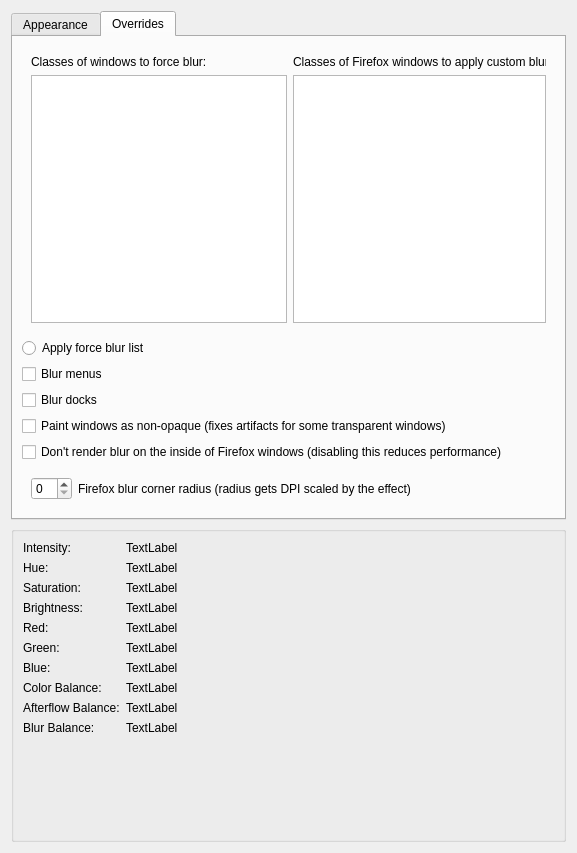
The window that kwin/effects_cpp/kde-effects-aeroglassblur/src/kcm/blur_config.ui (aeroshell-desktop/aerothemeplasma) describes before a commit, drawn with Qt 5.
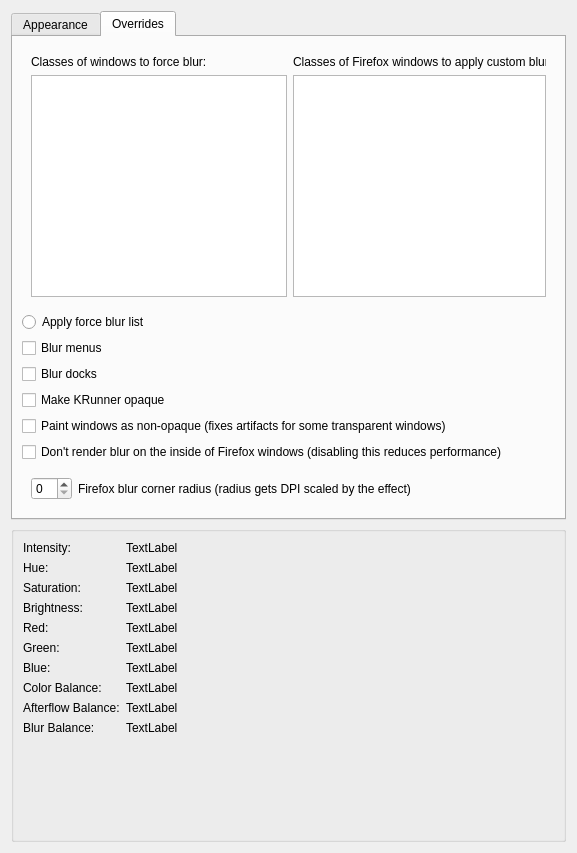
The same window after the commit. Icons and pictures are not drawn.

Commit message: Include option to toggle KRunner opaqueness

The edit to the form file:
```diff
--- a/kwin/effects_cpp/kde-effects-aeroglassblur/src/kcm/blur_config.ui
+++ b/kwin/effects_cpp/kde-effects-aeroglassblur/src/kcm/blur_config.ui
@@ -385,6 +385,13 @@
          </property>
         </widget>
        </item>
+       <item>
+        <widget class="QCheckBox" name="kcfg_OpaqueKrunner">
+         <property name="text">
+          <string>Make KRunner opaque</string>
+         </property>
+        </widget>
+       </item>
        <item>
         <widget class="QCheckBox" name="kcfg_PaintAsTranslucent">
          <property name="text">
```
The commit also changes 3 other files.
